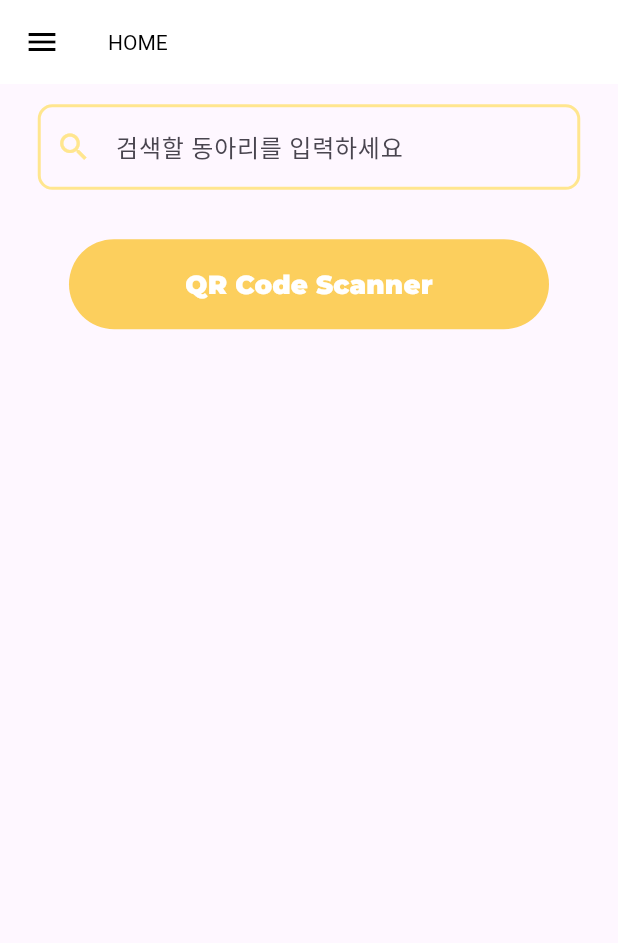
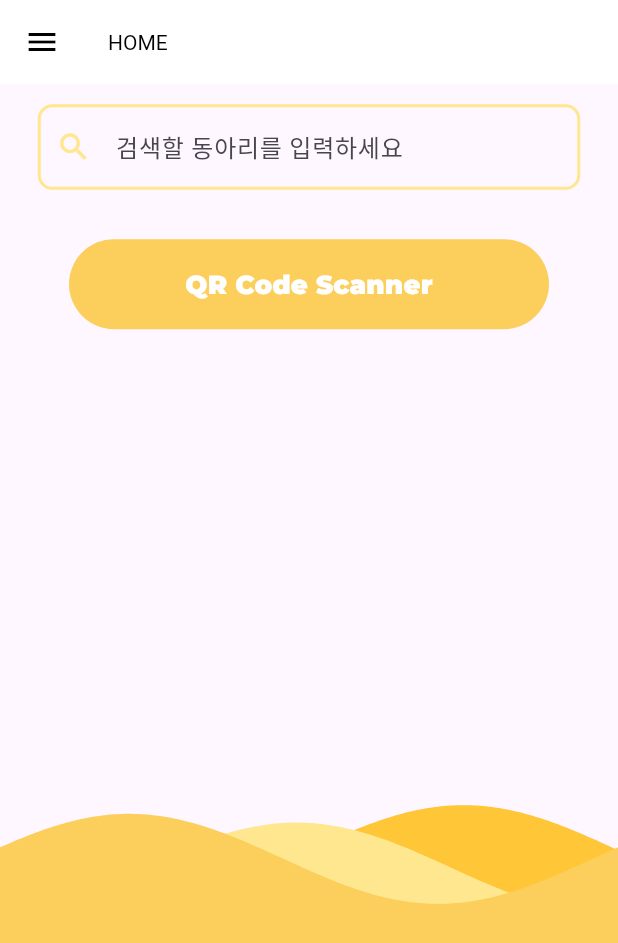
Before and after one commit to chanhk-im/lets_crew, a Flutter app: the SearchPage screen opened directly, on a phone screen of 412 x 824 dp. Shown: the top 943 px of the screen. Run offline on Flutter 3.47's test engine with Material 3 defaults, Android fonts, the phone set to English and light mode, and no system bars; drawn by our look-alikes of wave; our stand-ins replace cloud_firestore, firebase_auth, firebase_core, firebase_storage, flutter_screenutil, google_sign_in and 1 more; missing offline and left inert: ai_barcode_scanner; accounts and stored records are empty; network calls fail.

Commit message:
fix: ui/ux 수정

```diff
--- a/lib/search.dart
+++ b/lib/search.dart
@@ -7,6 +7,8 @@ import 'package:flutter/material.dart';
 import 'package:flutter_screenutil/flutter_screenutil.dart';
 import 'package:lets_crew/app.dart';
 import 'package:provider/provider.dart';
+import 'package:wave/config.dart';
+import 'package:wave/wave.dart';
 
 import 'app_state.dart';
 import 'main_drawer.dart';
@@ -69,6 +71,9 @@ class _SearchPageState extends State<SearchPage> {
               }
             }),
         body: Column(
+          mainAxisAlignment: MainAxisAlignment.spaceBetween,
+          children: [
+            Column(
               children: [
                 Padding(
                   padding: EdgeInsets.fromLTRB(24.w, 14.h, 24.w, 14.h),
@@ -167,6 +172,18 @@ class _SearchPageState extends State<SearchPage> {
                   ),
                 ),
               ],
+            ),
+            Container(
+              child: WaveWidget(
+                config: CustomConfig(
+                    colors: [colorScheme.onSurfaceVariant, colorScheme.tertiary, colorScheme.secondary],
+                    durations: [4000, 5000, 7000],
+                    blur: MaskFilter.blur(BlurStyle.solid, 3),
+                    heightPercentages: [0.01, 0.05, 0.03]),
+                size: Size(double.infinity, 300.h - (24.h + 12.w) * searchResult.length),
+              ),
+            )
+          ],
         ));
   }
 }
--- a/lib/theme.dart
+++ b/lib/theme.dart
@@ -43,6 +43,7 @@ class LetsCrewTheme {
     surface: Color(0xFFFFE68F),
     onSurface: Colors.black,
     brightness: Brightness.light,
+    onSurfaceVariant:Color.fromARGB(255, 255, 198, 55),
   );
 
   static TextTheme textThemeDefault = TextTheme(
--- a/pubspec.yaml
+++ b/pubspec.yaml
@@ -44,6 +44,7 @@ dependencies:
   firebase_storage: ^11.5.2
   image_picker: ^1.0.4
   ai_barcode_scanner: ^3.4.1
+  wave: ^0.2.2
 
 dev_dependencies:
   flutter_test:
```
Also changed, not shown: pubspec.lock. Lines whose indentation alone changed are shown as unchanged.
